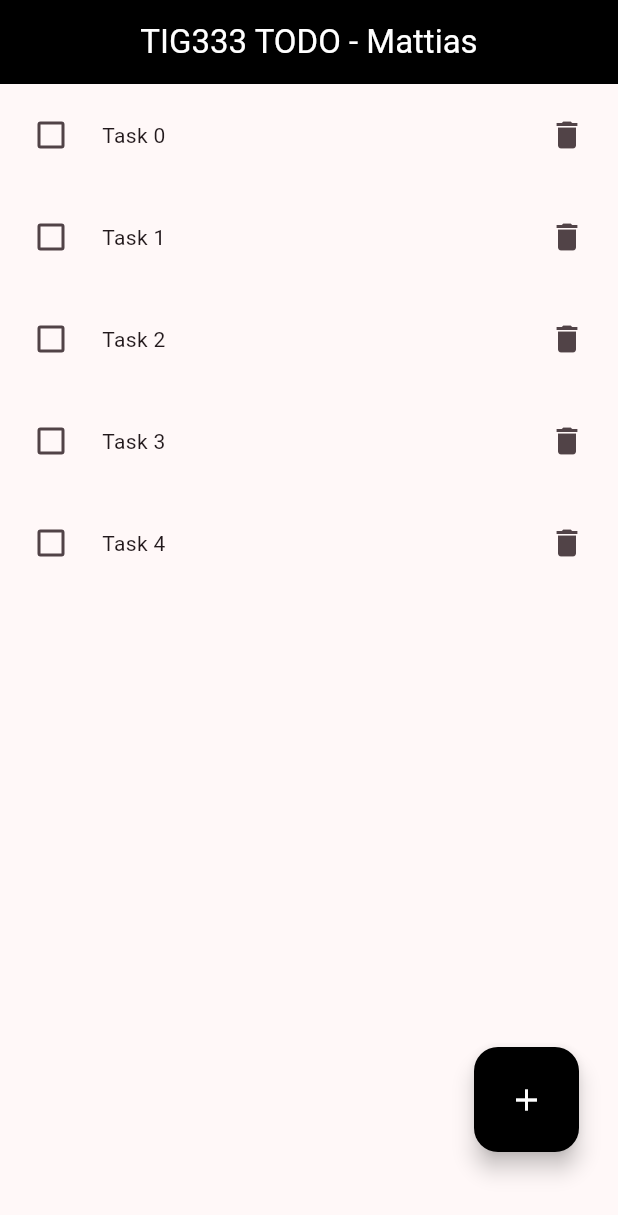
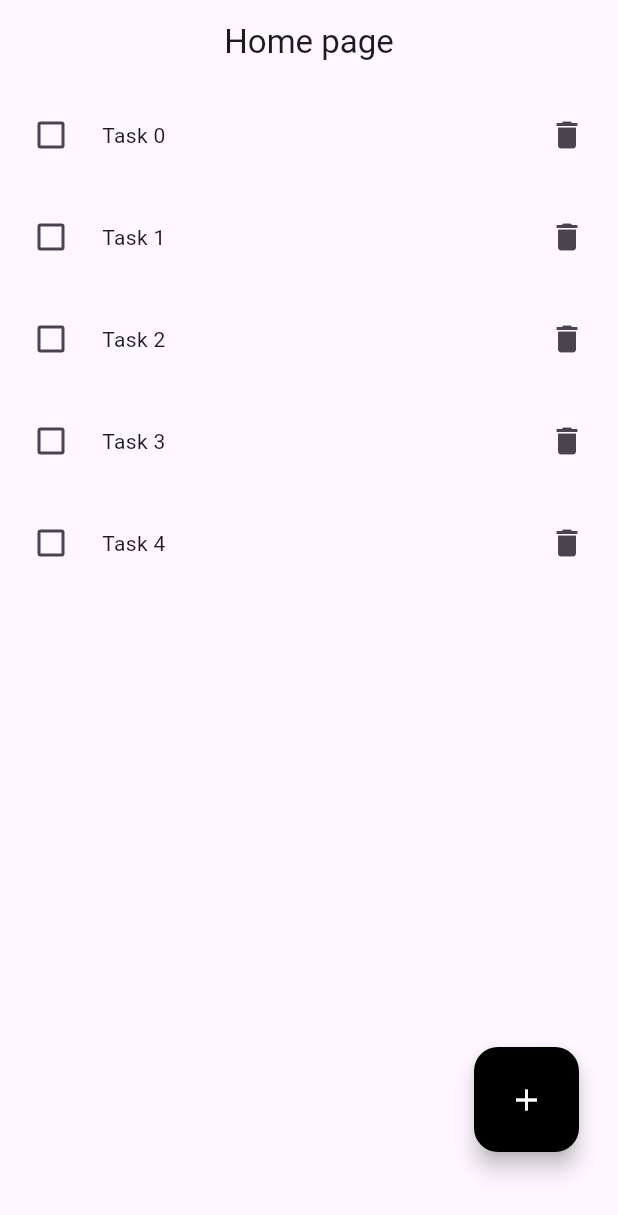
Before and after one commit to gu-tig333-ht24/gusnordish, a Flutter app: the screen it shows after launch, on a phone screen of 412 x 824 dp. Shown: the top 1215 px of the screen. Run offline on Flutter 3.47's test engine with Material 3 defaults, Android fonts, the phone set to English and light mode, and no system bars.

Commit message:
Added Page folder with Homepage and new creation page so not everything is in the Main.Dart file.
not finished look wise but i want to keep it very minimalistic and clean in design, I want to add a dark mode switch as well for dark theme option.

```diff
--- /dev/null
+++ b/lib/Pages/create_pages.dart
@@ -0,0 +1,12 @@
+import 'package:flutter/material.dart';
+
+class CreatePage extends StatelessWidget {
+  const CreatePage({super.key});
+
+  @override
+  Widget build(BuildContext context) {
+    return Scaffold(
+      appBar: AppBar(centerTitle: true, title: Text('Create new task')),
+    );
+  }
+}
--- /dev/null
+++ b/lib/Pages/home_page.dart
@@ -0,0 +1,53 @@
+import 'package:flutter/material.dart';
+import 'package:template/Pages/create_pages.dart';
+
+class HomePage extends StatelessWidget {
+  const HomePage({super.key});
+
+  @override
+  Widget build(BuildContext context) {
+    return Scaffold(
+        appBar: AppBar(
+          title: Center(child: Text('Home page')),
+        ),
+        body: ListView.builder(
+            itemCount: 5,
+            itemBuilder: (context, index) {
+              return Padding(
+                  padding: const EdgeInsets.all(10.0),
+                  child: Row(children: [
+                    Padding(
+                      //Vill tillägga dynamisk padding med MediaQuery classen men inte säker hur man gör än :P
+                      padding: const EdgeInsets.only(right: 10.0),
+                      child: Checkbox(
+                        value: false,
+                        onChanged: (bool? value) {},
+                      ),
+                    ),
+                    Expanded(child: Text('Task $index')),
+                    IconButton(
+                      icon: Icon(Icons.delete),
+                      onPressed: () {},
+                    ),
+                  ]));
+            }),
+        floatingActionButton: Padding(
+          padding: const EdgeInsets.only(right: 10, bottom: 40),
+          child: SizedBox(
+            width: 70.0,
+            height: 70.0,
+            child: FloatingActionButton(
+              onPressed: () {
+                Navigator.push(
+                  context,
+                  MaterialPageRoute(builder: (context) => CreatePage()),
+                );
+              },
+              backgroundColor: Colors.black,
+              foregroundColor: Colors.white,
+              child: Icon(Icons.add),
+            ),
+          ),
+        ));
+  }
+}
--- a/lib/main.dart
+++ b/lib/main.dart
@@ -1,4 +1,5 @@
 import 'package:flutter/material.dart';
+import 'package:template/Pages/home_page.dart';
 
 void main() {
   runApp(const MyApp());
@@ -7,98 +8,11 @@ void main() {
 class MyApp extends StatelessWidget {
   const MyApp({super.key});
 
-  // This widget is the root of your application.
   @override
   Widget build(BuildContext context) {
-    return MaterialApp(
-      title: 'Flutter Demo',
-      theme: ThemeData(
-        colorScheme:
-            ColorScheme.fromSeed(seedColor: const Color.fromARGB(255, 0, 0, 0)),
-        useMaterial3: true,
-      ),
-      home: const MyHomePage(title: 'TIG333 TODO - Mattias'),
+    return const MaterialApp(
+      debugShowCheckedModeBanner: false,
+      home: HomePage(),
     );
   }
 }
-
-class MyHomePage extends StatefulWidget {
-  const MyHomePage({super.key, required this.title});
-
-  // This widget is the home page of your application. It is stateful, meaning
-  // that it has a State object (defined below) that contains fields that affect
-  // how it looks.
-
-  // This class is the configuration for the state. It holds the values (in this
-  // case the title) provided by the parent (in this case the App widget) and
-  // used by the build method of the State. Fields in a Widget subclass are
-  // always marked "final".
-
-  final String title;
-
-  @override
-  State<MyHomePage> createState() => _MyHomePageState();
-}
-
-class _MyHomePageState extends State<MyHomePage> {
-  int _counter = 0;
-
-  void _incrementCounter() {
-    setState(() {
-      _counter++;
-    });
-  }
-
-  @override
-  Widget build(BuildContext context) {
-    return Scaffold(
-        appBar: AppBar(
-          backgroundColor: Colors.black,
-          title: Text(
-            widget.title,
-            style: TextStyle(color: Colors.white),
-          ),
-          centerTitle: true,
-        ),
-        body: ListView.builder(
-          itemCount: 5,
-          itemBuilder: (context, index) {
-            return Padding(
-              padding: const EdgeInsets.all(10.0),
-              child: Row(
-                children: [
-                  Padding(
-                    //Vill tillägga dynamisk padding med MediaQuery classen men inte säker hur man gör än :P
-                    padding: const EdgeInsets.only(right: 10.0),
-                    child: Checkbox(
-                      value: false,
-                      onChanged: (bool? value) {},
-                    ),
-                  ),
-                  Expanded(child: Text('Task $index')),
-                  IconButton(
-                    icon: Icon(Icons.delete),
-                    onPressed: () {},
-                  ),
-                ],
-              ),
-            );
-          },
-        ),
-        floatingActionButton: Padding(
-          padding: const EdgeInsets.only(right: 10.0, bottom: 40),
-          child: SizedBox(
-            width: 70.0,
-            height: 70.0,
-            child: FloatingActionButton(
-              onPressed: () {
-                //Lägg till action när nedtryckt
-              },
-              backgroundColor: Colors.black,
-              foregroundColor: Colors.white,
-              child: Icon(Icons.add),
-            ),
-          ),
-        ));
-  }
-}
```
Also changed, not shown: flutter_01.png (added).
